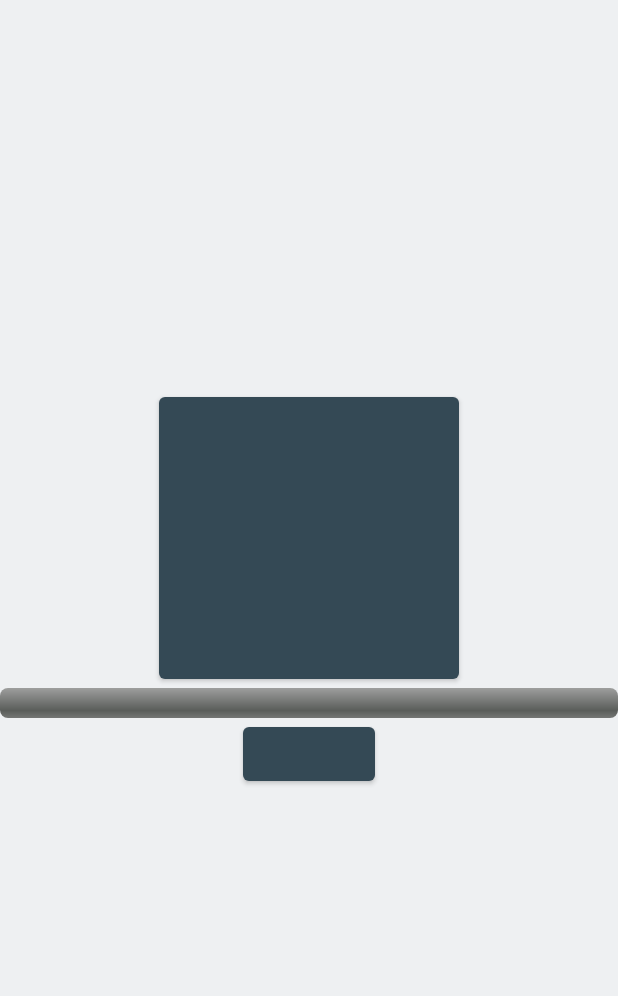
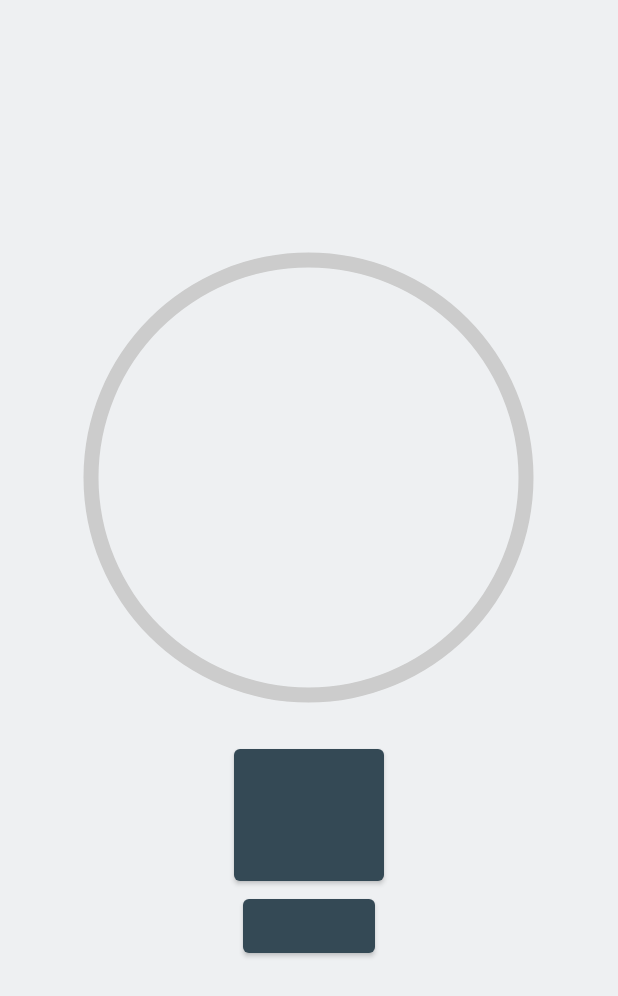
Before and after one commit to seungking/Android_MD, an Android app: the Gyro_Acc screen opened directly, with no data from a screen before it, on a phone screen of 412 x 824 dp. Shown: the top 996 px of the screen. Run offline under Robolectric (Android 15) with nearby library versions, the phone set to English and light mode, and no system bars; libraries missing offline, so code that uses them is left out: com.tt.whorlviewlibrary; plain views replace WhorlView; 1 statement that could not run was skipped.

Commit message:
Update activity_gyro_acc.xml
- Circular Progress Bar

```diff
--- /dev/null
+++ b/app/src/main/res/drawable/circular_progress_bar.xml
@@ -0,0 +1,18 @@
+<?xml version="1.0" encoding="utf-8"?>
+<rotate xmlns:android="http://schemas.android.com/apk/res/android"
+    android:fromDegrees="270"
+    android:toDegrees="270">
+    <shape
+        android:innerRadiusRatio="2.5"
+        android:shape="ring"
+        android:thickness="10dp"
+        android:useLevel="true"><!-- this line fixes the issue for lollipop api 21 -->
+
+        <gradient
+            android:angle="0"
+            android:endColor="#007DD6"
+            android:startColor="#007DD6"
+            android:type="sweep"
+            android:useLevel="false" />
+    </shape>
+</rotate>
--- /dev/null
+++ b/app/src/main/res/drawable/circular_shape.xml
@@ -0,0 +1,11 @@
+<?xml version="1.0" encoding="utf-8"?>
+<shape
+    xmlns:android="http://schemas.android.com/apk/res/android"
+    android:shape="ring"
+    android:innerRadiusRatio="2.5"
+    android:thickness="10dp"
+    android:useLevel="false">
+
+    <solid android:color="#CCC" />
+
+</shape>
--- a/app/src/main/res/layout/activity_gyro__acc.xml
+++ b/app/src/main/res/layout/activity_gyro__acc.xml
@@ -22,17 +22,22 @@
         android:gravity="center"
         android:orientation="vertical">
 
-        <Button
-            android:id="@+id/add_ga"
-            android:layout_width="200dp"
-            android:layout_height="200dp"/>
 
         <ProgressBar
             android:id="@+id/add_motion_progress"
-            style="@android:style/Widget.ProgressBar.Horizontal"
-            android:layout_width="match_parent"
-            android:layout_height="wrap_content"
-            android:progress="0" />
+            style="?android:attr/progressBarStyleHorizontal"
+            android:layout_width="350dp"
+            android:layout_height="350dp"
+            android:indeterminate="false"
+            android:progressDrawable="@drawable/circular_progress_bar"
+            android:background="@drawable/circular_shape"
+            android:progress="0"
+            android:max="100"/>
+
+        <Button
+            android:id="@+id/add_ga"
+            android:layout_width="100dp"
+            android:layout_height="100dp" />
 
         <Button
             android:layout_width="wrap_content"
```
